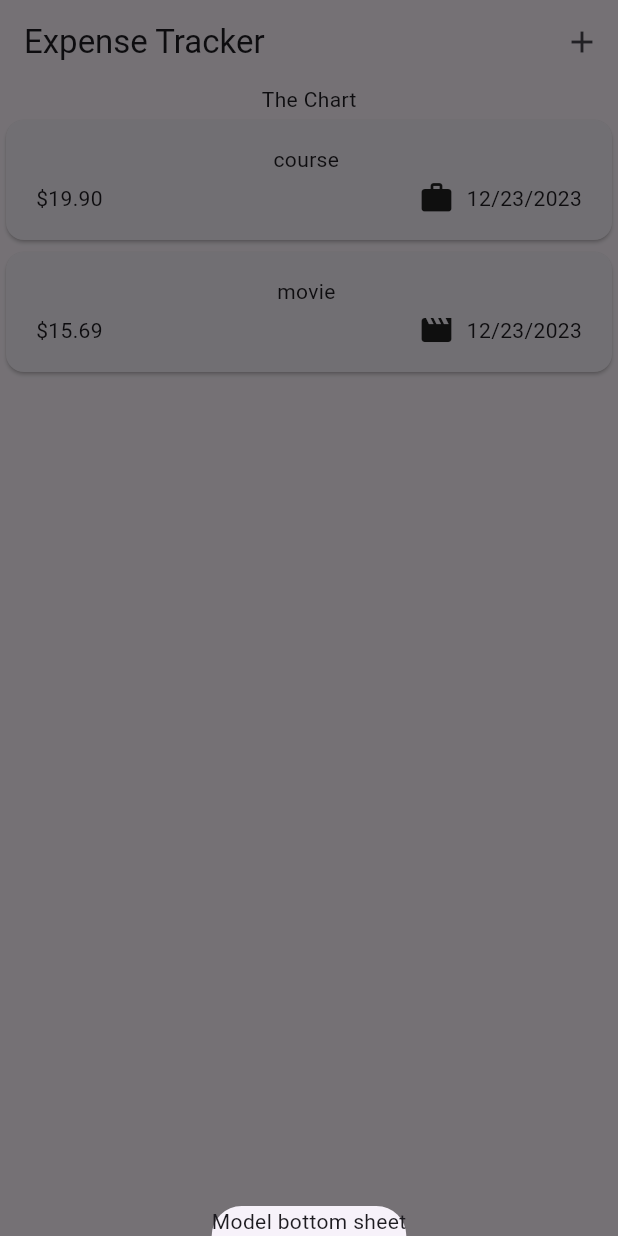
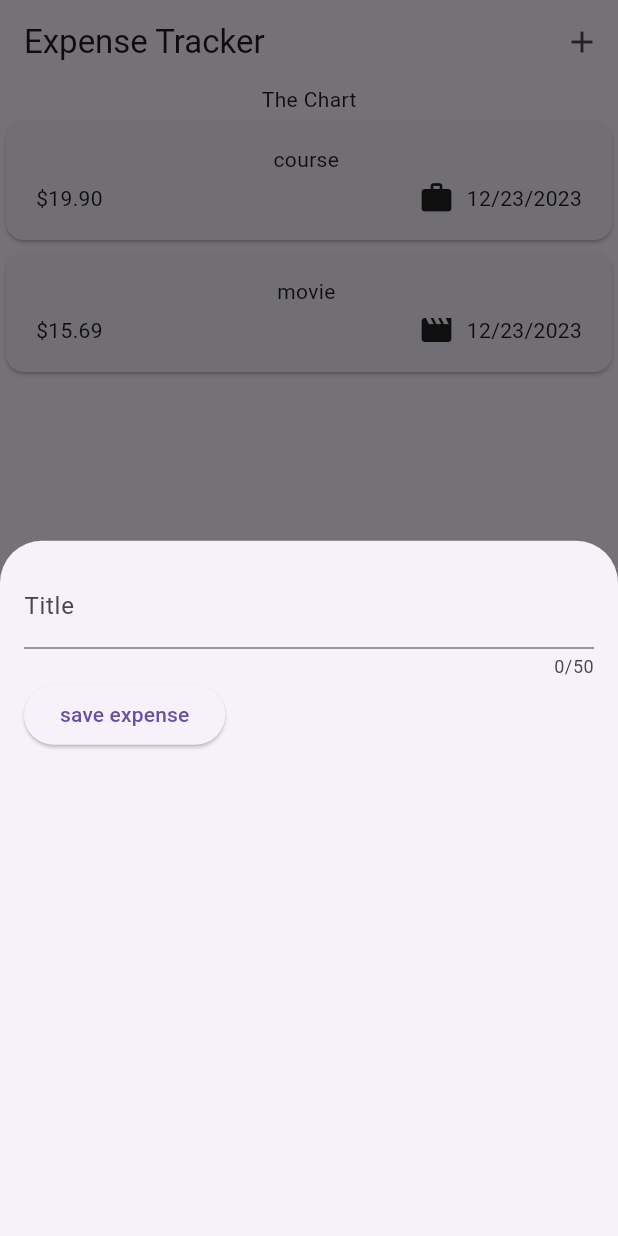
Before and after one commit to Musawarchan/flutter_expense_tracker_app, a Flutter app: the screen it shows after launch, after a tap on the "add" icon, on a phone screen of 412 x 824 dp. Run offline on Flutter 3.47's test engine with Material 3 defaults, Android fonts, the phone set to English and light mode, and no system bars.

Commit message:
handling and storing user input

```diff
--- a/lib/widgets/expenses.dart
+++ b/lib/widgets/expenses.dart
@@ -1,5 +1,6 @@
 import 'package:expense_tracker_app/widgets/expense_list/expenses_list.dart';
 import 'package:expense_tracker_app/models/expense.dart';
+import 'package:expense_tracker_app/widgets/new_expense.dart';
 import 'package:flutter/material.dart';
 
 class Expenses extends StatefulWidget {
@@ -27,7 +28,7 @@ class _ExpensesState extends State<Expenses> {
     showModalBottomSheet(
       context: context,
       builder: (ctx) {
-        return Text('Model bottom sheet');
+        return NewExpense();
       },
     );
   }
--- /dev/null
+++ b/lib/widgets/new_expense.dart
@@ -0,0 +1,43 @@
+import 'package:flutter/material.dart';
+
+class NewExpense extends StatefulWidget {
+  const NewExpense({super.key});
+
+  @override
+  State<NewExpense> createState() => _NewExpenseState();
+}
+
+class _NewExpenseState extends State<NewExpense> {
+  var _enteredValue = '';
+
+  void _saveTitleInput(String inputValue) {
+    _enteredValue = inputValue;
+  }
+
+  @override
+  Widget build(BuildContext context) {
+    return Padding(
+      padding: EdgeInsets.all(16),
+      child: Column(
+        children: [
+          TextField(
+            onChanged: _saveTitleInput,
+            maxLength: 50,
+            decoration: InputDecoration(
+              label: Text('Title'),
+            ),
+          ),
+          Row(
+            children: [
+              ElevatedButton(
+                  onPressed: () {
+                    print(_enteredValue);
+                  },
+                  child: Text('save expense'))
+            ],
+          )
+        ],
+      ),
+    );
+  }
+}
```
